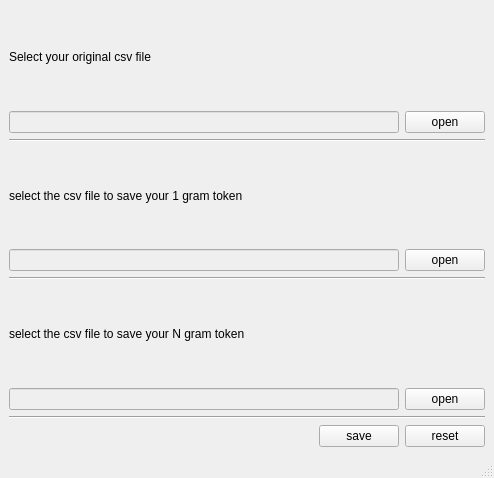
Qt form app/taggingUI/openFilesUI.ui (usnistgov/nestor-tmp2) before a commit.
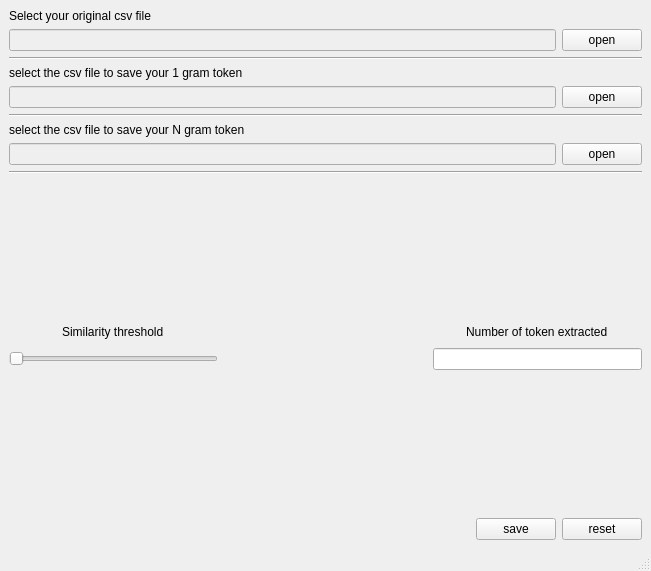
The same form after that commit.

Commit message: in openFile_ui add the slider and the number of token shown (linked to yaml file)

```diff
--- a/app/taggingUI/openFilesUI.ui
+++ b/app/taggingUI/openFilesUI.ui
@@ -6,8 +6,8 @@
    <rect>
     <x>0</x>
     <y>0</y>
-    <width>494</width>
-    <height>478</height>
+    <width>651</width>
+    <height>571</height>
    </rect>
   </property>
   <property name="windowTitle">
@@ -113,6 +113,73 @@
         </property>
        </widget>
       </item>
+      <item>
+       <spacer name="verticalSpacer">
+        <property name="orientation">
+         <enum>Qt::Vertical</enum>
+        </property>
+        <property name="sizeHint" stdset="0">
+         <size>
+          <width>20</width>
+          <height>40</height>
+         </size>
+        </property>
+       </spacer>
+      </item>
+      <item>
+       <layout class="QGridLayout" name="gridLayout_openFiles_configValues">
+        <item row="0" column="0" alignment="Qt::AlignHCenter">
+         <widget class="QLabel" name="label_openFiles_similarityMatrixThreshold">
+          <property name="text">
+           <string>Similarity threshold</string>
+          </property>
+         </widget>
+        </item>
+        <item row="1" column="0">
+         <widget class="QSlider" name="horizontalSlider__openFiles_similarityMatrixThreshold">
+          <property name="orientation">
+           <enum>Qt::Horizontal</enum>
+          </property>
+         </widget>
+        </item>
+        <item row="0" column="1">
+         <spacer name="horizontalSpacer_2">
+          <property name="orientation">
+           <enum>Qt::Horizontal</enum>
+          </property>
+          <property name="sizeHint" stdset="0">
+           <size>
+            <width>40</width>
+            <height>20</height>
+           </size>
+          </property>
+         </spacer>
+        </item>
+        <item row="0" column="2" alignment="Qt::AlignHCenter">
+         <widget class="QLabel" name="label_openFiles_numberTokenShow">
+          <property name="text">
+           <string>Number of token extracted</string>
+          </property>
+         </widget>
+        </item>
+        <item row="1" column="2">
+         <widget class="QLineEdit" name="lineEdit_openFiles_numberTokenShow"/>
+        </item>
+       </layout>
+      </item>
+      <item>
+       <spacer name="verticalSpacer_2">
+        <property name="orientation">
+         <enum>Qt::Vertical</enum>
+        </property>
+        <property name="sizeHint" stdset="0">
+         <size>
+          <width>20</width>
+          <height>40</height>
+         </size>
+        </property>
+       </spacer>
+      </item>
       <item>
        <layout class="QHBoxLayout" name="horizontalLayout_openFiles_ActionButton">
         <item>
```
Left out of the diff: 2 changed lines with no effect on the pictures. The commit also changes 3 other files.
